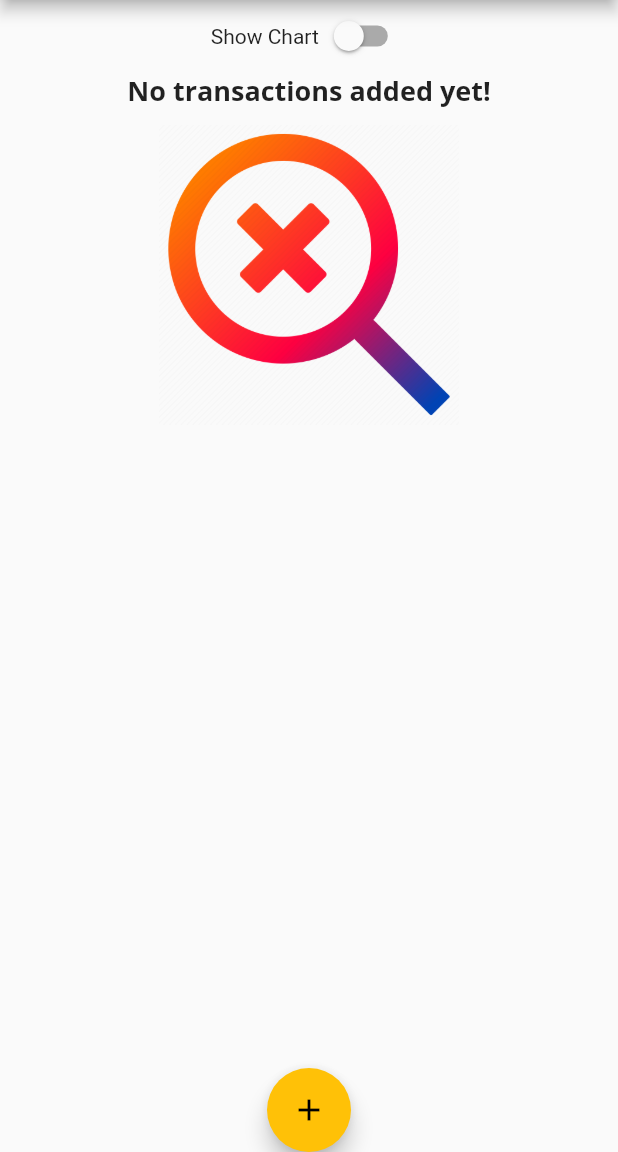
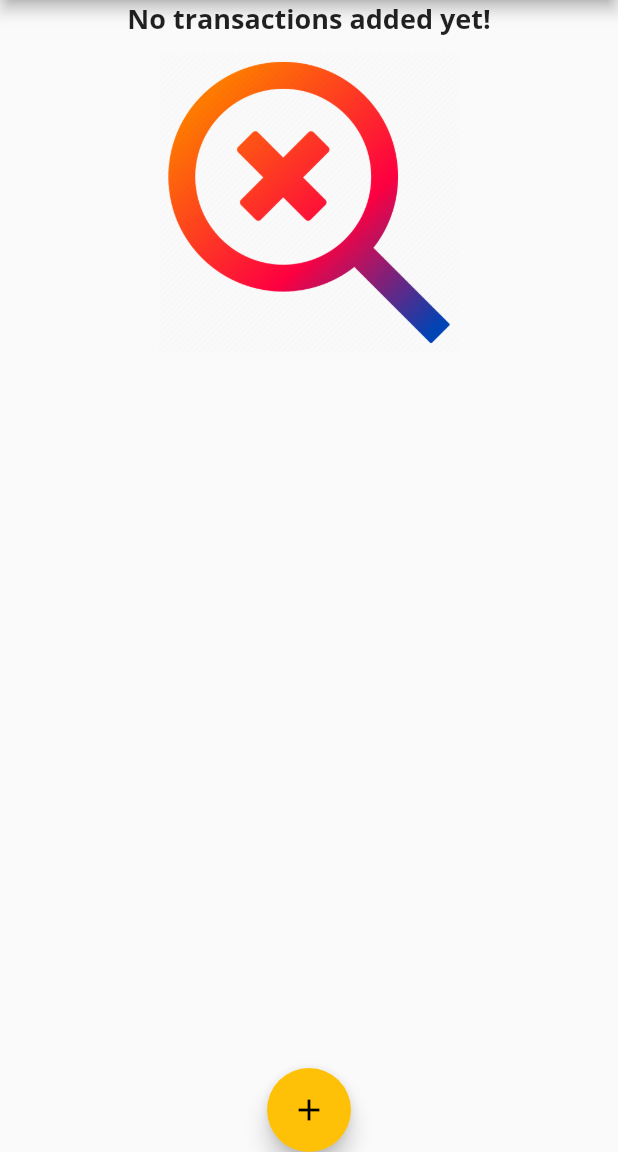
Before and after one commit to Shogil/Daily-expense-tracker-flutter, a Flutter app: the screen it shows after launch, on a phone screen of 412 x 824 dp, the part 84-1236 px from its top. Run offline on Flutter 3.47's test engine with Material 2 defaults, Android fonts, the phone set to English and light mode, and no system bars.

```diff
--- a/lib/main.dart
+++ b/lib/main.dart
@@ -109,6 +109,8 @@ class _MyHomePageState extends State<MyHomePage> {
 
   @override
   Widget build(BuildContext context) {
+    final isLandscape =
+        MediaQuery.of(context).orientation == Orientation.landscape;
     final appBar = AppBar(
       title: Text(
         'Splitwise',
@@ -127,6 +129,7 @@ class _MyHomePageState extends State<MyHomePage> {
           mainAxisAlignment: MainAxisAlignment.start,
           crossAxisAlignment: CrossAxisAlignment.stretch,
           children: <Widget>[
+            if (isLandscape)
               Row(
                 mainAxisAlignment: MainAxisAlignment.center,
                 children: <Widget>[
```
Lines whose indentation alone changed are shown as unchanged.
